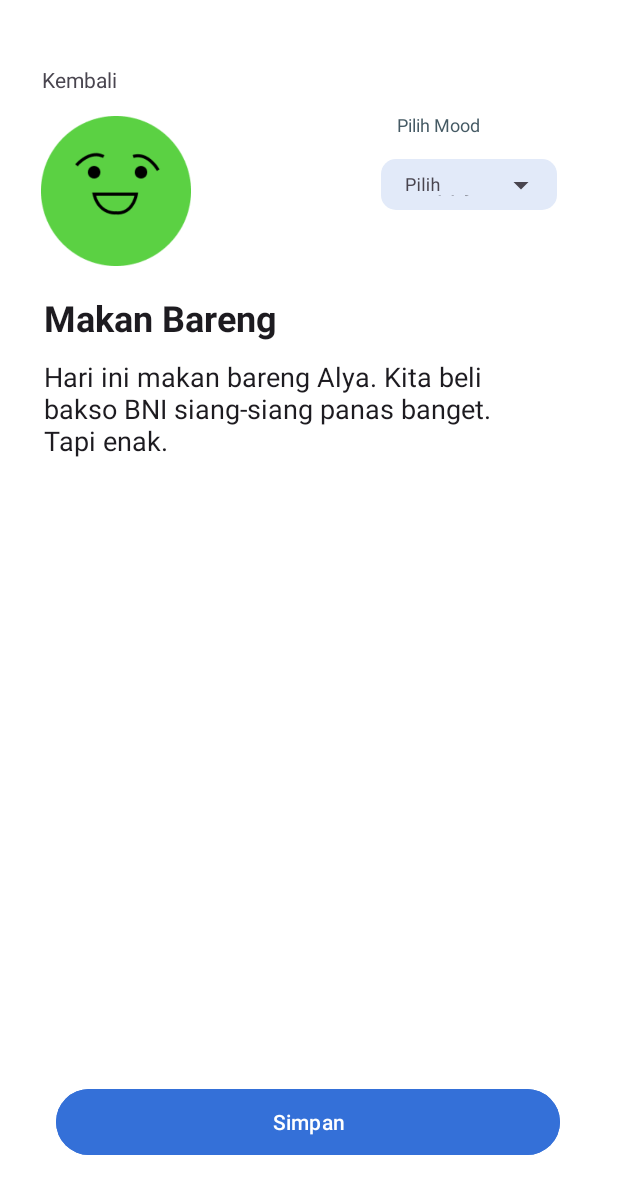
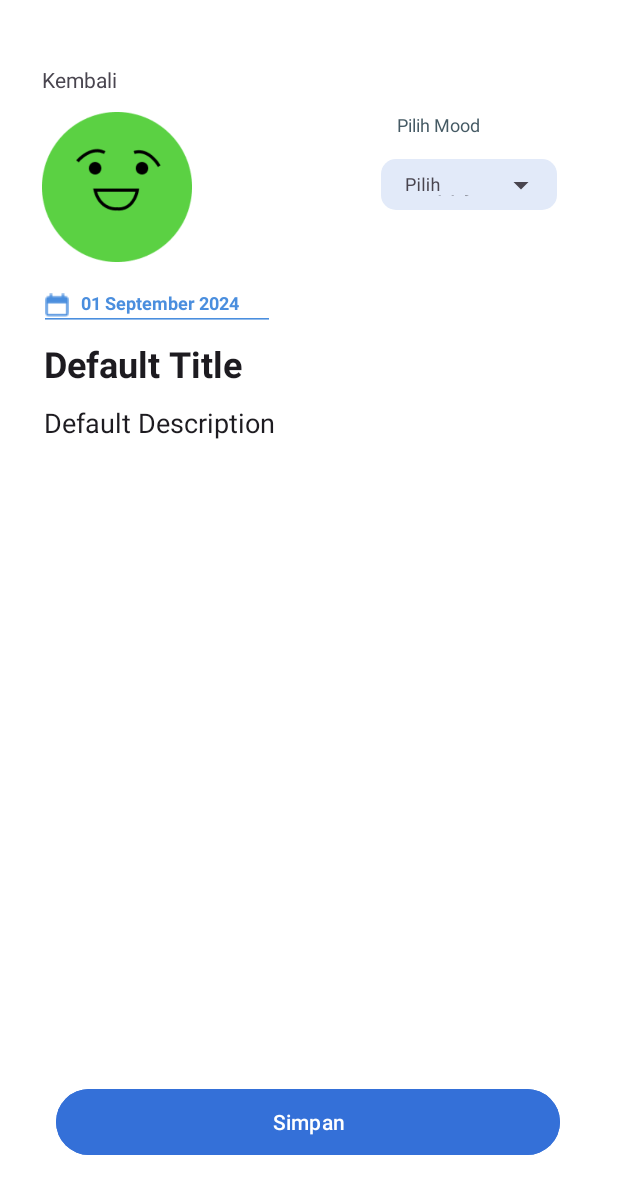
Before and after one commit to poaassasin/RemoodAPI, an Android app: the screen it shows after launch (MainActivity), after a tap on "Ubah", on a phone screen of 412 x 824 dp. Shown: the top 1194 px of the screen. Run offline under Robolectric (Android 15) with nearby library versions, the phone set to English and light mode, and no system bars; our stand-ins replace Firebase (no records; nobody signed in at launch, a user with empty details on screens opened directly).

Commit message:
Implementasi Firebase

```diff
--- a/app/build.gradle
+++ b/app/build.gradle
@@ -1,5 +1,6 @@
 plugins {
     alias(libs.plugins.android.application)
+    id 'com.google.gms.google-services'
 }
 
 android {
@@ -34,6 +35,10 @@ dependencies {
     implementation libs.material
     implementation libs.activity
     implementation libs.constraintlayout
+
+    implementation platform('com.google.firebase:firebase-bom:33.6.0')
+    implementation 'com.google.firebase:firebase-database-ktx:21.0.0'
+
     testImplementation libs.junit
     androidTestImplementation libs.ext.junit
     androidTestImplementation libs.espresso.core
--- a/app/src/main/java/am/pam/remoodedit/EditRemoodFragment.java
+++ b/app/src/main/java/am/pam/remoodedit/EditRemoodFragment.java
@@ -1,11 +1,13 @@
 package am.pam.remoodedit;
 
+import android.app.DatePickerDialog;
 import android.os.Bundle;
 import android.view.LayoutInflater;
 import android.view.View;
 import android.view.ViewGroup;
 import android.widget.ArrayAdapter;
 import android.widget.Button;
+import android.widget.DatePicker;
 import android.widget.EditText;
 import android.widget.ImageView;
 import android.widget.TextView;
@@ -16,98 +18,156 @@ import androidx.annotation.Nullable;
 import androidx.fragment.app.Fragment;
 
 import com.google.android.material.textfield.MaterialAutoCompleteTextView;
-import com.google.android.material.textfield.TextInputLayout;
+import com.google.firebase.database.DatabaseReference;
+import com.google.firebase.database.FirebaseDatabase;
+
+import java.text.SimpleDateFormat;
+import java.util.Calendar;
+import java.util.Locale;
 
 public class EditRemoodFragment extends Fragment {
-    private EditText titleEditText, descEditText;
+
+    private EditText titleEditText, descEditText, ed1;
     private MaterialAutoCompleteTextView moodAutoCompleteTextView;
-    private ImageView moodImageView;
+    private ImageView mood;
+    private DatabaseReference databaseReference;
+    FirebaseDatabase fD;
+    final Calendar myCalender = Calendar.getInstance();
+    private TextView kembali;
 
-    public EditRemoodFragment() {
-        // Diperlukan constructor kosong
-    }
 
     @Nullable
     @Override
     public View onCreateView(@NonNull LayoutInflater inflater, @Nullable ViewGroup container, @Nullable Bundle savedInstanceState) {
-        // Inflate layout fragment
         View view = inflater.inflate(R.layout.fragment_edit_remood, container, false);
 
-        // Inisialisasi elemen UI
+        // Inisialisasi FirebaseDatabase dan DatabaseReference
+        fD = FirebaseDatabase.getInstance(
+                "https://remood-34cfa-default-rtdb.asia-southeast1.firebasedatabase.app/"
+        );
+        databaseReference = fD.getReference("moods");
+
+        // Inisialisasi UI elements
         titleEditText = view.findViewById(R.id.textView9);
         descEditText = view.findViewById(R.id.textView10);
-        TextInputLayout textInputLayout = view.findViewById(R.id.inputLayout);
+        kembali = view.findViewById(R.id.textView7);
         moodAutoCompleteTextView = view.findViewById(R.id.inputTV);
+        mood = view.findViewById(R.id.imageView2);
+
         Button simpanButton = view.findViewById(R.id.button);
-        moodImageView = view.findViewById(R.id.imageView2);
+        ed1 = view.findViewById(R.id.etDate);
 
-        // Terima data yang dikirim dari MainActivity
+
+        // Menerima data
         Bundle bundle = getArguments();
         if (bundle != null) {
             titleEditText.setText(bundle.getString("currentTitle"));
             descEditText.setText(bundle.getString("currentDesc"));
             moodAutoCompleteTextView.setText(bundle.getString("currentMood"), false);
+            ed1.setText(bundle.getString("currentDate"));
+            // Set gambar awal berdasarkan mood yang diterima
+            updateMoodImage(bundle.getString("currentMood"));
         }
 
-        // Set adapter untuk dropdown mood
+        // Dropdown setup
         String[] options = getResources().getStringArray(R.array.options_list);
         ArrayAdapter<String> adapter = new ArrayAdapter<>(requireContext(), android.R.layout.simple_dropdown_item_1line, options);
         moodAutoCompleteTextView.setAdapter(adapter);
 
-        // Saat klik tombol "Simpan"
+        // Listener untuk pilihan dropdown
+        moodAutoCompleteTextView.setOnItemClickListener((parent, view1, position, id) -> {
+            String selectedMood = parent.getItemAtPosition(position).toString();
+
+            // Perbarui gambar sesuai pilihan
+            updateMoodImage(selectedMood);
+        });
+
+        // Listener untuk memilih tanggal
+        ed1.setOnClickListener(v -> {
+            new DatePickerDialog(
+                    requireContext(), // Gunakan requireContext() untuk konteks fragment
+                    new DatePickerDialog.OnDateSetListener() {
+                        @Override
+                        public void onDateSet(DatePicker view, int year, int month, int dayOfMonth) {
+                            myCalender.set(Calendar.YEAR, year);
+                            myCalender.set(Calendar.MONTH, month);
+                            myCalender.set(Calendar.DAY_OF_MONTH, dayOfMonth);
+
+                            // Format tanggal yang dipilih
+                            String myFormat = "dd MMMM yyyy";
+                            SimpleDateFormat dateFormat = new SimpleDateFormat(myFormat, Locale.US);
+                            String selectedDate = (dateFormat.format(myCalender.getTime()));
+
+                            // Update tanggal yang dipilih di EditText
+                            ed1.setText(selectedDate);
+
+//                            // Kirimkan tanggal yang dipilih ke MainActivity
+//                            Bundle result = new Bundle();
+//                            result.putString("selectedDate", selectedDate);
+//                            getParentFragmentManager().setFragmentResult("dateSelected", result);
+
+                        }
+                    },
+                    myCalender.get(Calendar.YEAR),
+                    myCalender.get(Calendar.MONTH),
+                    myCalender.get(Calendar.DAY_OF_MONTH)
+            ).show(); // Tambahkan .show() untuk menampilkan dialog
+        });
+
+        kembali.setOnClickListener(v -> {
+            getActivity().getSupportFragmentManager().popBackStack();
+        });
+
+        // Save button logic
         simpanButton.setOnClickListener(v -> {
             String newMood = moodAutoCompleteTextView.getText().toString();
             String newTitle = titleEditText.getText().toString();
             String newDesc = descEditText.getText().toString();
+            String selectedDate = ed1.getText().toString();
 
             if (newMood.isEmpty() || newTitle.isEmpty() || newDesc.isEmpty()) {
                 Toast.makeText(getActivity(), "Pastikan semua field terisi", Toast.LENGTH_SHORT).show();
                 return;
             }
-
-            // Kirim data ke MainActivity menggunakan FragmentResult API
-            Bundle result = new Bundle();
-            result.putString("newMood", newMood);
-            result.putString("newTitle", newTitle);
-            result.putString("newDesc", newDesc);
-            getParentFragmentManager().setFragmentResult("editResult", result);
-
-            // Kembali ke MainActivity (pop fragment dari backstack)
-            getParentFragmentManager().popBackStack();
+            // Update data ke Firebase
+            Remood updatedMood = new Remood(newMood, newTitle, newDesc, selectedDate);
+            updatedMood.id = 1; // ID tetap sama
+            databaseReference.child(String.valueOf(updatedMood.id))
+                    .setValue(updatedMood)
+                    .addOnCompleteListener(task -> {
+                        if (task.isSuccessful()) {
+                            Toast.makeText(getActivity(), "Data berhasil diperbarui!", Toast.LENGTH_SHORT).show();
+                            getParentFragmentManager().popBackStack();
+                        } else {
+                            Toast.makeText(getActivity(), "Gagal memperbarui data", Toast.LENGTH_SHORT).show();
+                        }
+                    });
         });
-
-        // Update ImageView berdasarkan mood yang dipilih
-        moodAutoCompleteTextView.setOnItemClickListener((parent, view1, position, id) -> {
-            String selectedOption = parent.getItemAtPosition(position).toString();
-            textInputLayout.setHint(selectedOption); // Ganti hint dengan mood yang dipilih
-
-            // Update gambar sesuai mood
-            switch (selectedOption) {
-                case "Happy":
-                    moodImageView.setImageResource(R.drawable.happyy);
-                    break;
-                case "Sad":
-                    moodImageView.setImageResource(R.drawable.sadd);
-                    break;
-                case "So-So":
-                    moodImageView.setImageResource(R.drawable.meh);
-                    break;
-                case "Good":
-                    moodImageView.setImageResource(R.drawable.good);
-                    break;
-                case "Bad":
-                    moodImageView.setImageResource(R.drawable.angry);
-                    break;
-                default:
-                    moodImageView.setImageResource(R.drawable.happyy); // Default jika mood tak sesuai
-                    break;
-            }
-        });
-
-        // Klik tombol "Kembali" untuk menutup fragment
-        TextView kembaliTextView = view.findViewById(R.id.textView7);
-        kembaliTextView.setOnClickListener(v -> getParentFragmentManager().popBackStack());
 
         return view;
     }
+
+
+
+    private void updateMoodImage(String moodImageView) {
+        switch (moodImageView) {
+            case "Happy":
+                mood.setImageResource(R.drawable.happyy);
+                break;
+            case "Good":
+                mood.setImageResource(R.drawable.good);
+                break;
+            case "So-So":
+                mood.setImageResource(R.drawable.meh);
+                break;
+            case "Sad":
+                mood.setImageResource(R.drawable.sadd);
+                break;
+            case "Bad":
+                mood.setImageResource(R.drawable.angry);
+                break;
+            default:
+                mood.setImageResource(R.drawable.happyy); // Default image
+        }
+    }
 }
--- a/app/src/main/java/am/pam/remoodedit/MainActivity.java
+++ b/app/src/main/java/am/pam/remoodedit/MainActivity.java
@@ -4,59 +4,90 @@ import android.os.Bundle;
 import android.view.View;
 import android.widget.ImageView;
 import android.widget.TextView;
+import android.widget.Toast;
 
-import androidx.activity.EdgeToEdge;
+
+import androidx.annotation.NonNull;
 import androidx.appcompat.app.AppCompatActivity;
-import androidx.core.graphics.Insets;
-import androidx.core.view.ViewCompat;
-import androidx.core.view.WindowInsetsCompat;
 import androidx.fragment.app.FragmentTransaction;
 
+import com.google.firebase.database.DataSnapshot;
+import com.google.firebase.database.DatabaseError;
+import com.google.firebase.database.DatabaseReference;
+import com.google.firebase.database.FirebaseDatabase;
+import com.google.firebase.database.ValueEventListener;
+
+
 public class MainActivity extends AppCompatActivity {
-    private TextView moodTextView, titleTextView, descTextView;
+
+    private TextView moodTextView, titleTextView, descTextView, dateTextView;
+    ImageView moodImageView;
+    private FirebaseDatabase fD;
+    private Remood currentMoodEntity;
+    private DatabaseReference databaseReference;
 
     @Override
     protected void onCreate(Bundle savedInstanceState) {
         super.onCreate(savedInstanceState);
         setContentView(R.layout.activity_main);
 
+        // Inisialisasi FirebaseDatabase dan DatabaseReference
+        fD = FirebaseDatabase.getInstance(
+                "https://remood-34cfa-default-rtdb.asia-southeast1.firebasedatabase.app/"
+        );
+        databaseReference = fD.getReference("moods");
+
+        // Inisialisasi UI
         moodTextView = findViewById(R.id.textView4);
         titleTextView = findViewById(R.id.textView);
         descTextView = findViewById(R.id.textView2);
+        moodImageView = findViewById(R.id.imageView);
+        dateTextView = findViewById(R.id.textView3);
 
-        TextView ubahTextView = findViewById(R.id.textView5); // Tombol "Ubah"
-        ubahTextView.setOnClickListener(v -> {
-            // Setel FrameLayout menjadi terlihat
-            findViewById(R.id.fragment_container).setVisibility(View.VISIBLE);
-            // Kirim data awal ke fragment
-            Bundle bundle = new Bundle();
-            bundle.putString("currentMood", moodTextView.getText().toString());
-            bundle.putString("currentTitle", titleTextView.getText().toString());
-            bundle.putString("currentDesc", descTextView.getText().toString());
+        // Mendengarkan data mood dengan ID 1 secara real-time
+        databaseReference.child("1").addValueEventListener(new ValueEventListener() {
+            @Override
+            public void onDataChange(@NonNull DataSnapshot snapshot) {
+                currentMoodEntity = snapshot.getValue(Remood.class);
 
-            EditRemoodFragment fragment = new EditRemoodFragment();
-            fragment.setArguments(bundle);
+                if (currentMoodEntity == null) {
+                    // Buat data default jika belum ada
+                    currentMoodEntity = new Remood("Happy", "Default Title", "Default Description", "01 September 2024");
+                    currentMoodEntity.id = 1;
+                    databaseReference.child(String.valueOf(currentMoodEntity.id)).setValue(currentMoodEntity);
+                }
 
-            // Tampilkan EditRemoodFragment di FrameLayout
-            FragmentTransaction transaction = getSupportFragmentManager().beginTransaction();
-            transaction.replace(R.id.fragment_container, fragment);
-            transaction.addToBackStack(null); // Tambahkan ke back stack
-            transaction.commit();
+                // Perbarui UI dengan data yang dimuat
+                updateUI(currentMoodEntity);
+            }
+
+            @Override
+            public void onCancelled(@NonNull DatabaseError error) {
+                Toast.makeText(MainActivity.this, "Gagal memuat data", Toast.LENGTH_SHORT).show();
+            }
         });
 
-        // Listener untuk menerima data dari EditRemoodFragment
-        getSupportFragmentManager().setFragmentResultListener("editResult", this, (requestKey, result) -> {
-            String newMood = result.getString("newMood");
-            String newTitle = result.getString("newTitle");
-            String newDesc = result.getString("newDesc");
+        // Tombol "Ubah"
+        TextView ubahTextView = findViewById(R.id.textView5);
+        ubahTextView.setOnClickListener(v -> {
+            if (currentMoodEntity != null) {
+                openEditFragment();
+            } else {
+                Toast.makeText(MainActivity.this, "Data belum siap, silakan coba lagi.", Toast.LENGTH_SHORT).show();
+            }
+        });
+    }
 
-            moodTextView.setText(newMood);
-            titleTextView.setText(newTitle);
-            descTextView.setText(newDesc);
+    private void updateUI(Remood mood) {
+        moodTextView.setText(mood.mood);
+        titleTextView.setText(mood.title);
+        descTextView.setText(mood.description);
+        dateTextView.setText(mood.date);
+        updateMoodImage(mood.mood);
+    }
 
-            // Update gambar berdasarkan mood baru
-            ImageView moodImageView = findViewById(R.id.imageView);
-            switch (newMood) {
+    private void updateMoodImage(String mood) {
+        switch (mood) {
             case "Happy":
                 moodImageView.setImageResource(R.drawable.happyy);
                 break;
@@ -73,10 +104,27 @@ public class MainActivity extends AppCompatActivity {
                 moodImageView.setImageResource(R.drawable.angry);
                 break;
             default:
-                    moodImageView.setImageResource(R.drawable.happyy);
-            }
-            // Sembunyikan FrameLayout setelah Fragment selesai
-            findViewById(R.id.fragment_container).setVisibility(View.GONE);
-        });
+                moodImageView.setImageResource(R.drawable.sadd);
         }
     }
+
+    private void openEditFragment() {
+        findViewById(R.id.fragment_container).setVisibility(View.VISIBLE);
+
+        // Kirim data ke fragment
+        Bundle bundle = new Bundle();
+        bundle.putInt("id", currentMoodEntity.id);
+        bundle.putString("currentMood", currentMoodEntity.mood);
+        bundle.putString("currentTitle", currentMoodEntity.title);
+        bundle.putString("currentDesc", currentMoodEntity.description);
+        bundle.putString("currentDate", currentMoodEntity.date);
+
+        EditRemoodFragment fragment = new EditRemoodFragment();
+        fragment.setArguments(bundle);
+
+        FragmentTransaction transaction = getSupportFragmentManager().beginTransaction();
+        transaction.replace(R.id.fragment_container, fragment);
+        transaction.addToBackStack(null);
+        transaction.commit();
+    }
+}
--- /dev/null
+++ b/app/src/main/java/am/pam/remoodedit/Remood.java
@@ -0,0 +1,20 @@
+package am.pam.remoodedit;
+
+public class Remood {
+    public int id;
+    public String mood;
+    public String title;
+    public String description;
+    public String date;
+
+    public Remood() {
+        // Konstruktor kosong diperlukan untuk Firebase
+    }
+
+    public Remood(String mood, String title, String description, String date) {
+        this.mood = mood;
+        this.title = title;
+        this.description = description;
+        this.date = date;
+    }
+}
--- a/app/src/main/res/layout/fragment_edit_remood.xml
+++ b/app/src/main/res/layout/fragment_edit_remood.xml
@@ -50,8 +50,8 @@
         app:layout_constraintEnd_toEndOf="parent"
         app:layout_constraintHorizontal_bias="0.313"
         app:layout_constraintStart_toStartOf="parent"
-        app:layout_constraintTop_toBottomOf="@+id/inputLayout"
-        app:layout_constraintVertical_bias="0.076" />
+        app:layout_constraintTop_toBottomOf="@+id/etDate"
+        app:layout_constraintVertical_bias="0.0" />
 
     <EditText
         android:id="@+id/textView10"
@@ -125,12 +125,34 @@
         android:id="@+id/imageView2"
         android:layout_width="100dp"
         android:layout_height="100dp"
-        app:layout_constraintBottom_toTopOf="@+id/textView9"
+        android:layout_marginTop="12dp"
         app:layout_constraintEnd_toStartOf="@+id/inputLayout"
-        app:layout_constraintHorizontal_bias="0.176"
+        app:layout_constraintHorizontal_bias="0.181"
         app:layout_constraintStart_toStartOf="parent"
         app:layout_constraintTop_toBottomOf="@+id/textView7"
-        app:layout_constraintVertical_bias="0.541"
         app:srcCompat="@drawable/happyy" />
 
+    <EditText
+        android:id="@+id/etDate"
+        android:layout_width="157dp"
+        android:layout_height="34dp"
+        android:layout_marginTop="12dp"
+        android:backgroundTint="#4A8EDE"
+        android:clickable="false"
+        android:cursorVisible="false"
+        android:drawableLeft="@drawable/calendarr"
+        android:drawablePadding="8dp"
+        android:ems="10"
+        android:focusable="false"
+        android:hint="Pilih Tanggal"
+        android:inputType="text"
+        android:text="17 September 2024"
+        android:textColor="#4A8EDE"
+        android:textSize="12sp"
+        android:textStyle="bold"
+        app:layout_constraintEnd_toEndOf="parent"
+        app:layout_constraintHorizontal_bias="0.103"
+        app:layout_constraintStart_toStartOf="parent"
+        app:layout_constraintTop_toBottomOf="@+id/imageView2" />
+
 </androidx.constraintlayout.widget.ConstraintLayout>
```
Also changed, not shown: build.gradle (+13 -1 lines), app/src/main/res/drawable/calendarr.png (added), 1 other file. Lines whose indentation alone changed are shown as unchanged.
